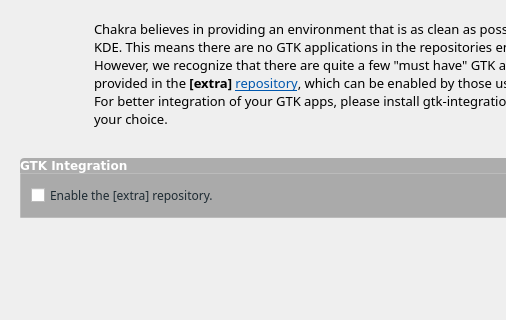
The window that ui/ui_scrExtra.ui (rshipp/kapudan) describes before a commit, drawn with Qt 5; both pictures show x 0 to 506 and y 0 to 320 of the 684 by 596 pixel window.
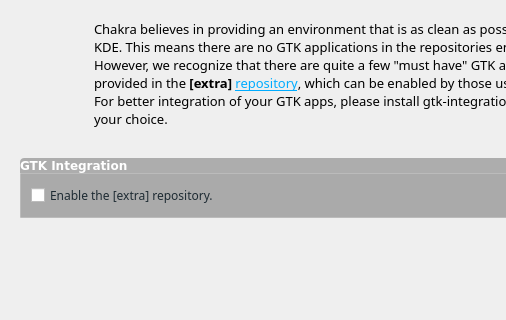
The same window after the commit. Icons and pictures are not drawn.

Diff of the .ui file:
```diff
--- a/ui/ui_scrExtra.ui
+++ b/ui/ui_scrExtra.ui
@@ -165,7 +165,7 @@
         <enum>QFrame::Raised</enum>
        </property>
        <property name="text">
-        <string>&lt;html&gt;&lt;head/&gt;&lt;body&gt;&lt;p&gt;Chakra believes in providing an environment that is as clean as possible, and fully focused on KDE. This means there are no GTK applications in the repositories enabled by default. However, we recognize that there are quite a few &amp;quot;must have&amp;quot; GTK applications; these are provided in the &lt;span style=&quot; font-weight:600;&quot;&gt;[extra] &lt;/span&gt;&lt;a href=&quot;http://chakraos.org/wiki/index.php?title=Repositories&quot;&gt;&lt;span style=&quot; text-decoration: underline; color:#0057ae;&quot;&gt;repository&lt;/span&gt;&lt;/a&gt;, which can be enabled by those users that want to use it. For better integration of your GTK apps, please install gtk-integration or the GTK theme of your choice.&lt;/p&gt;&lt;/body&gt;&lt;/html&gt;</string>
+        <string>&lt;html&gt;&lt;head/&gt;&lt;body&gt;&lt;p&gt;Chakra believes in providing an environment that is as clean as possible, and fully focused on KDE. This means there are no GTK applications in the repositories enabled by default. However, we recognize that there are quite a few &amp;quot;must have&amp;quot; GTK applications; these are provided in the &lt;span style=&quot; font-weight:600;&quot;&gt;[extra] &lt;/span&gt;&lt;a href=&quot;http://chakraos.org/wiki/index.php?title=Repositories&quot;&gt;&lt;span style=&quot; text-decoration: underline; color:#00acff;&quot;&gt;repository&lt;/span&gt;&lt;/a&gt;, which can be enabled by those users that want to use it. For better integration of your GTK apps, please install gtk-integration or the GTK theme of your choice.&lt;/p&gt;&lt;/body&gt;&lt;/html&gt;</string>
        </property>
        <property name="wordWrap">
         <bool>true</bool>
```
